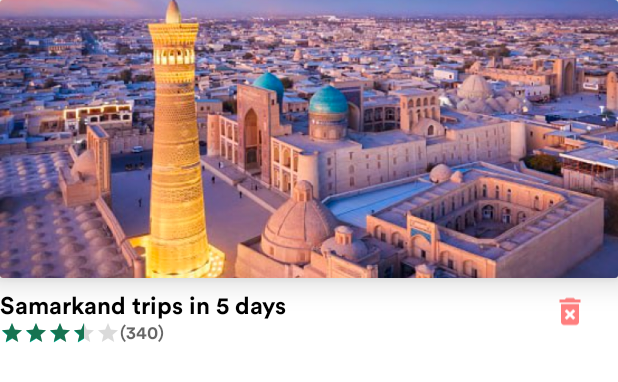
After one commit to kurbanovxurshidbek/caravan-android, an Android app: the layout item_trip_guide.xml on its own in the app's theme, with its tools: preview values and no code run, on a phone screen of 412 x 824 dp. The commit adds this screen. Shown: the top 382 px of the screen. Run offline under Robolectric (Android 15) with nearby library versions, the phone set to English and light mode, and no system bars.

Commit message:
Adapter and Some Items have been added

```diff
--- /dev/null
+++ b/app/src/main/java/com/caravan/caravan/adapter/TripGuideAdapter.kt
@@ -0,0 +1,55 @@
+package com.caravan.caravan.adapter
+import android.view.LayoutInflater
+import android.view.ViewGroup
+import androidx.recyclerview.widget.RecyclerView
+import com.bumptech.glide.Glide
+import com.caravan.caravan.R
+import com.caravan.caravan.databinding.ItemTripGuideBinding
+import com.caravan.caravan.model.Trip
+
+class TripGuideAdapter(var items: ArrayList<Trip>) :
+    RecyclerView.Adapter<TripGuideAdapter.ViewHolder>() {
+
+    inner class ViewHolder(private val itemTripGuideBinding: ItemTripGuideBinding) :
+        RecyclerView.ViewHolder(itemTripGuideBinding.root) {
+        fun onBind(trip: Trip) {
+            Glide.with(itemTripGuideBinding.ivTripPhoto).load(trip.photos[0])
+                .into(itemTripGuideBinding.ivTripPhoto)
+            itemTripGuideBinding.tvTripTitle.text = trip.description
+            itemTripGuideBinding.ratingBarTrip.rating = trip.rate.toFloat()
+            itemTripGuideBinding.tvTripCommentsCount.text =
+                "(${trip.comments?.size})"
+            itemTripGuideBinding.ivDeleteTrip.setImageResource(R.drawable.ic_delete)
+            itemView.setOnClickListener {
+                // When Item Clicked
+            }
+
+            itemTripGuideBinding.ivDeleteTrip.setOnClickListener {
+                // item delete function must be here
+            }
+
+        }
+
+    }
+
+    fun deleteTrip(id: String){
+
+    }
+
+    override fun onCreateViewHolder(parent: ViewGroup, viewType: Int): TripGuideAdapter.ViewHolder {
+        return ViewHolder(
+            ItemTripGuideBinding.inflate(
+                LayoutInflater.from(parent.context),
+                parent,
+                false
+            )
+        )
+    }
+
+    override fun getItemCount(): Int = items.size
+
+    override fun onBindViewHolder(holder: TripGuideAdapter.ViewHolder, position: Int) {
+        holder.onBind(items[position])
+
+    }
+}
--- /dev/null
+++ b/app/src/main/res/drawable/ic_delete.xml
@@ -0,0 +1,5 @@
+<vector android:height="24dp" android:tint="#80FF0000"
+    android:viewportHeight="24" android:viewportWidth="24"
+    android:width="24dp" xmlns:android="http://schemas.android.com/apk/res/android">
+    <path android:fillColor="@android:color/white" android:pathData="M6,19c0,1.1 0.9,2 2,2h8c1.1,0 2,-0.9 2,-2L18,7L6,7v12zM8.46,11.88l1.41,-1.41L12,12.59l2.12,-2.12 1.41,1.41L13.41,14l2.12,2.12 -1.41,1.41L12,15.41l-2.12,2.12 -1.41,-1.41L10.59,14l-2.13,-2.12zM15.5,4l-1,-1h-5l-1,1L5,4v2h14L19,4z"/>
+</vector>
--- a/app/src/main/res/layout/item_guide.xml
+++ b/app/src/main/res/layout/item_guide.xml
@@ -1,7 +1,7 @@
 <?xml version="1.0" encoding="utf-8"?>
 <LinearLayout xmlns:android="http://schemas.android.com/apk/res/android"
     android:layout_width="match_parent"
-    android:layout_height="match_parent"
+    android:layout_height="wrap_content"
     xmlns:app="http://schemas.android.com/apk/res-auto"
     android:orientation="vertical">
 
--- /dev/null
+++ b/app/src/main/res/layout/item_trip_guide.xml
@@ -0,0 +1,102 @@
+<?xml version="1.0" encoding="utf-8"?>
+
+<LinearLayout xmlns:android="http://schemas.android.com/apk/res/android"
+    xmlns:app="http://schemas.android.com/apk/res-auto"
+    android:layout_width="match_parent"
+    android:layout_height="wrap_content">
+
+
+    <LinearLayout
+        android:id="@+id/llTrips"
+        android:layout_width="match_parent"
+        android:layout_height="wrap_content"
+        android:orientation="vertical">
+
+        <androidx.cardview.widget.CardView
+            android:id="@+id/cvTripPhoto"
+            android:layout_width="match_parent"
+            android:layout_height="wrap_content"
+            android:elevation="12dp"
+            app:cardElevation="12dp">
+
+
+            <com.google.android.material.imageview.ShapeableImageView
+                android:id="@+id/ivTripPhoto"
+                android:layout_width="match_parent"
+                android:layout_height="185dp"
+                android:scaleType="centerCrop"
+                android:src="@drawable/trip"
+                app:shapeAppearanceOverlay="@drawable/corner_item" />
+
+        </androidx.cardview.widget.CardView>
+
+
+        <LinearLayout
+            android:layout_width="match_parent"
+            android:layout_height="wrap_content"
+            android:gravity="center_vertical">
+
+            <LinearLayout
+                android:layout_width="0dp"
+                android:layout_height="wrap_content"
+                android:layout_weight="1"
+                android:orientation="vertical">
+
+                <TextView
+                    android:id="@+id/tvTripTitle"
+                    android:layout_width="wrap_content"
+                    android:layout_height="wrap_content"
+                    android:layout_marginTop="8dp"
+                    android:layout_weight="1"
+                    android:fontFamily="@font/circular_std_bold"
+                    android:text="Samarkand trips in 5 days "
+                    android:textColor="#000000"
+                    android:textSize="16sp" />
+
+                <LinearLayout
+                    android:id="@+id/llRatingBar"
+                    android:layout_width="wrap_content"
+                    android:layout_height="wrap_content"
+                    android:layout_weight="1"
+                    android:gravity="center_vertical"
+                    android:orientation="horizontal">
+
+
+                    <RatingBar
+                        android:id="@+id/ratingBarTrip"
+                        style="?android:attr/ratingBarStyleSmall"
+                        android:layout_width="wrap_content"
+                        android:layout_height="wrap_content"
+                        android:clickable="false"
+                        android:max="5"
+                        android:progressBackgroundTint="#90000000"
+                        android:progressTint="@color/main_color"
+                        android:rating="3.5" />
+
+                    <TextView
+                        android:id="@+id/tvTripCommentsCount"
+                        android:layout_width="wrap_content"
+                        android:layout_height="wrap_content"
+                        android:fontFamily="@font/circular_std_bold"
+                        android:text="(340)"
+                        android:textColor="#99000000"
+                        android:textSize="12sp" />
+
+
+                </LinearLayout>
+
+            </LinearLayout>
+
+
+            <ImageView
+                android:id="@+id/ivDeleteTrip"
+                android:layout_width="24dp"
+                android:layout_height="match_parent"
+                android:layout_marginEnd="20dp"
+                android:src="@drawable/ic_delete" />
+        </LinearLayout>
+
+    </LinearLayout>
+
+
+</LinearLayout>
```
